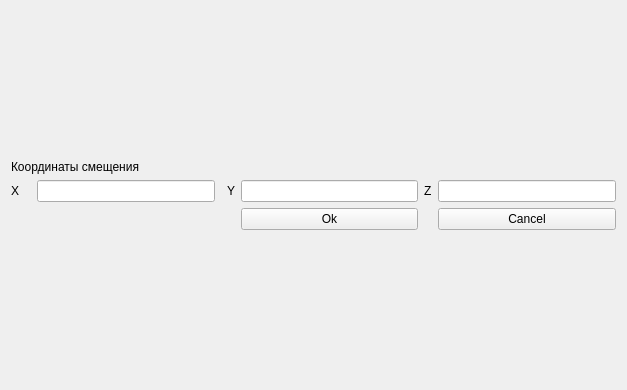
First picture: the form in form/moveclass.ui, repository Folosman/myTestProjectInter, before the edit.
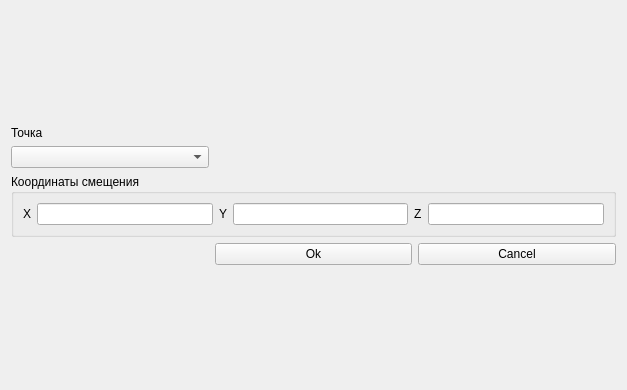
Second picture: the form after the edit.

Patch:
```diff
--- a/form/moveclass.ui
+++ b/form/moveclass.ui
@@ -14,14 +14,60 @@
    <string>Form</string>
   </property>
   <layout class="QGridLayout" name="gridLayout">
-   <item row="2" column="6">
-    <widget class="QLineEdit" name="m_zCoordinate"/>
+   <item row="4" column="1">
+    <widget class="QPushButton" name="m_okBtn">
+     <property name="text">
+      <string>Ok</string>
+     </property>
+    </widget>
    </item>
-   <item row="1" column="0" colspan="4">
+   <item row="2" column="0">
+    <widget class="QComboBox" name="m_pointBox"/>
+   </item>
+   <item row="1" column="0">
     <widget class="QLabel" name="label_4">
      <property name="text">
+      <string>Точка</string>
+     </property>
+    </widget>
+   </item>
+   <item row="3" column="0" colspan="3">
+    <widget class="QGroupBox" name="groupBox">
+     <property name="title">
       <string>Координаты смещения</string>
      </property>
+     <layout class="QHBoxLayout" name="horizontalLayout">
+      <item>
+       <widget class="QLabel" name="label">
+        <property name="text">
+         <string>X</string>
+        </property>
+       </widget>
+      </item>
+      <item>
+       <widget class="QLineEdit" name="m_xCoordinate"/>
+      </item>
+      <item>
+       <widget class="QLabel" name="label_2">
+        <property name="text">
+         <string>Y</string>
+        </property>
+       </widget>
+      </item>
+      <item>
+       <widget class="QLineEdit" name="m_yCoordinate"/>
+      </item>
+      <item>
+       <widget class="QLabel" name="label_3">
+        <property name="text">
+         <string>Z</string>
+        </property>
+       </widget>
+      </item>
+      <item>
+       <widget class="QLineEdit" name="m_zCoordinate"/>
+      </item>
+     </layout>
     </widget>
    </item>
    <item row="0" column="0">
@@ -37,60 +83,65 @@
      </property>
     </spacer>
    </item>
-   <item row="4" column="4">
-    <spacer name="verticalSpacer">
-     <property name="orientation">
-      <enum>Qt::Orientation::Vertical</enum>
-     </property>
-     <property name="sizeHint" stdset="0">
-      <size>
-       <width>20</width>
-       <height>40</height>
-      </size>
-     </property>
-    </spacer>
-   </item>
-   <item row="2" column="4">
-    <widget class="QLineEdit" name="m_yCoordinate"/>
-   </item>
-   <item row="2" column="3">
-    <widget class="QLabel" name="label_2">
-     <property name="text">
-      <string>Y</string>
-     </property>
-    </widget>
-   </item>
-   <item row="2" column="5">
-    <widget class="QLabel" name="label_3">
-     <property name="text">
-      <string>Z</string>
-     </property>
-    </widget>
-   </item>
-   <item row="2" column="1">
-    <widget class="QLineEdit" name="m_xCoordinate"/>
-   </item>
-   <item row="2" column="0">
-    <widget class="QLabel" name="label">
-     <property name="text">
-      <string>X</string>
-     </property>
-    </widget>
-   </item>
-   <item row="3" column="4">
-    <widget class="QPushButton" name="m_okBtn">
-     <property name="text">
-      <string>Ok</string>
-     </property>
-    </widget>
-   </item>
-   <item row="3" column="6">
+   <item row="4" column="2">
     <widget class="QPushButton" name="m_cancelBtn">
      <property name="text">
       <string>Cancel</string>
      </property>
     </widget>
    </item>
+   <item row="4" column="0">
+    <spacer name="horizontalSpacer">
+     <property name="orientation">
+      <enum>Qt::Orientation::Horizontal</enum>
+     </property>
+     <property name="sizeHint" stdset="0">
+      <size>
+       <width>40</width>
+       <height>20</height>
+      </size>
+     </property>
+    </spacer>
+   </item>
+   <item row="5" column="1">
+    <spacer name="verticalSpacer">
+     <property name="orientation">
+      <enum>Qt::Orientation::Vertical</enum>
+     </property>
+     <property name="sizeHint" stdset="0">
+      <size>
+       <width>20</width>
+       <height>40</height>
+      </size>
+     </property>
+    </spacer>
+   </item>
+   <item row="2" column="1">
+    <spacer name="horizontalSpacer_2">
+     <property name="orientation">
+      <enum>Qt::Orientation::Horizontal</enum>
+     </property>
+     <property name="sizeHint" stdset="0">
+      <size>
+       <width>40</width>
+       <height>20</height>
+      </size>
+     </property>
+    </spacer>
+   </item>
+   <item row="2" column="2">
+    <spacer name="horizontalSpacer_3">
+     <property name="orientation">
+      <enum>Qt::Orientation::Horizontal</enum>
+     </property>
+     <property name="sizeHint" stdset="0">
+      <size>
+       <width>40</width>
+       <height>20</height>
+      </size>
+     </property>
+    </spacer>
+   </item>
   </layout>
  </widget>
  <resources/>
```
